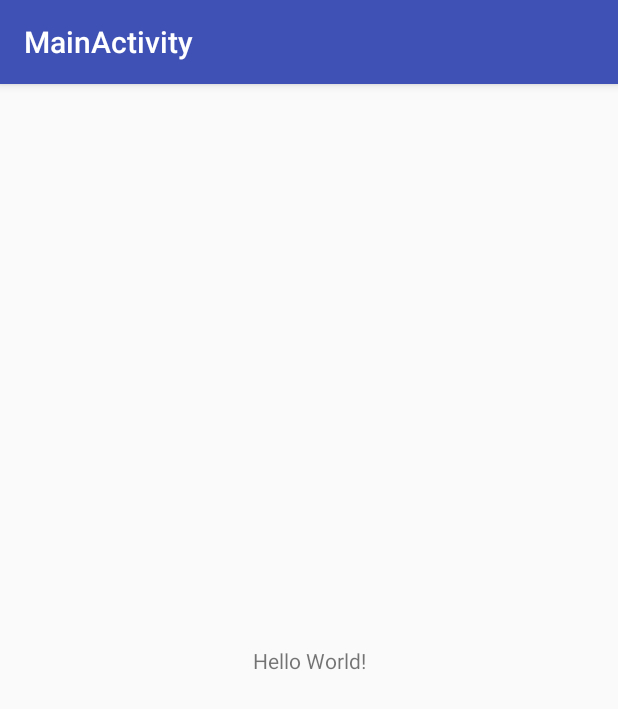
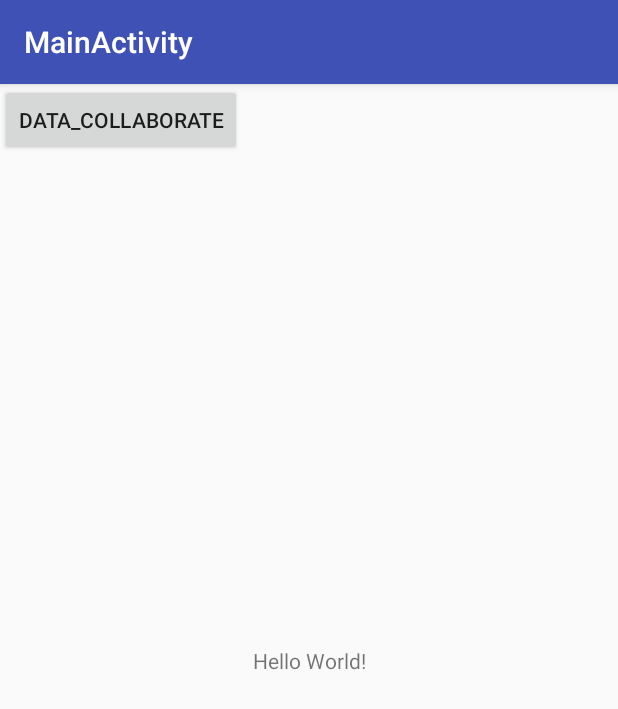
Before and after one commit to xingbiyanshu/vconfsdkdemo, an Android app: the MainActivity screen opened directly, with no data from a screen before it, on a phone screen of 412 x 824 dp. Shown: the top 709 px of the screen. Run offline under Robolectric (Android 15) with nearby library versions, the phone set to English and light mode, and no system bars; libraries missing offline, so code that uses them is left out: com.sissi.vconfsdk.

Commit message:
增加数据协作activity

```diff
--- a/app/build.gradle
+++ b/app/build.gradle
@@ -36,4 +36,5 @@ dependencies {
 //    implementation(name: 'vconfsdk', ext: 'jar')
 //    implementation 'com.google.code.gson:gson:2.8.0'
     implementation 'com.android.support:support-v4:28.0.0'
+    implementation 'com.android.support:design:28.0.0'
 }
--- a/app/src/main/res/layout/activity_main.xml
+++ b/app/src/main/res/layout/activity_main.xml
@@ -4,7 +4,7 @@
     xmlns:tools="http://schemas.android.com/tools"
     android:layout_width="match_parent"
     android:layout_height="match_parent"
-    tools:context="com.sissi.vconfsdk.MainActivity">
+    tools:context="com.sissi.vconfsdkdemo.MainActivity">
 
     <TextView
         android:layout_width="wrap_content"
@@ -14,5 +14,10 @@
         app:layout_constraintLeft_toLeftOf="parent"
         app:layout_constraintRight_toRightOf="parent"
         app:layout_constraintTop_toTopOf="parent" />
-
+    <Button
+        android:id="@+id/data_collaborate"
+        android:layout_height="wrap_content"
+        android:layout_width="wrap_content"
+        android:text="@string/data_collaborate"
+        android:onClick="enter"/>
 </android.support.constraint.ConstraintLayout>
--- /dev/null
+++ b/app/src/main/res/values/dimens.xml
@@ -0,0 +1,3 @@
+<resources>
+    <dimen name="fab_margin">16dp</dimen>
+</resources>
--- a/app/src/main/res/values/strings.xml
+++ b/app/src/main/res/values/strings.xml
@@ -8,7 +8,9 @@
     <string name="welcome">welcome</string>
     <string name="login">login</string>
     <string name="enter">enter</string>
+    <string name="data_collaborate">data_collaborate</string>
 
     <!-- TODO: Remove or change this placeholder text -->
     <string name="hello_blank_fragment">Hello blank fragment</string>
+    <string name="title_activity_data_collaborate">DataCollaborateActivity</string>
 </resources>
--- a/app/src/main/res/values/styles.xml
+++ b/app/src/main/res/values/styles.xml
@@ -8,4 +8,13 @@
         <item name="colorAccent">@color/colorAccent</item>
     </style>
 
+    <style name="AppTheme.NoActionBar">
+        <item name="windowActionBar">false</item>
+        <item name="windowNoTitle">true</item>
+    </style>
+
+    <style name="AppTheme.AppBarOverlay" parent="ThemeOverlay.AppCompat.Dark.ActionBar" />
+
+    <style name="AppTheme.PopupOverlay" parent="ThemeOverlay.AppCompat.Light" />
+
 </resources>
```
Also changed, not shown: app/src/main/AndroidManifest.xml (+5 -6 lines), app/src/main/java/com/sissi/vconfsdkdemo/DataCollaborateActivity.java (added, +29 -0 lines), app/src/main/java/com/sissi/vconfsdkdemo/MainActivity.java (+16 -0 lines), app/src/main/res/layout/activity_data_collaborate.xml (added, +33 -0 lines), app/src/main/res/layout/content_data_collaborate.xml (added, +12 -0 lines).
